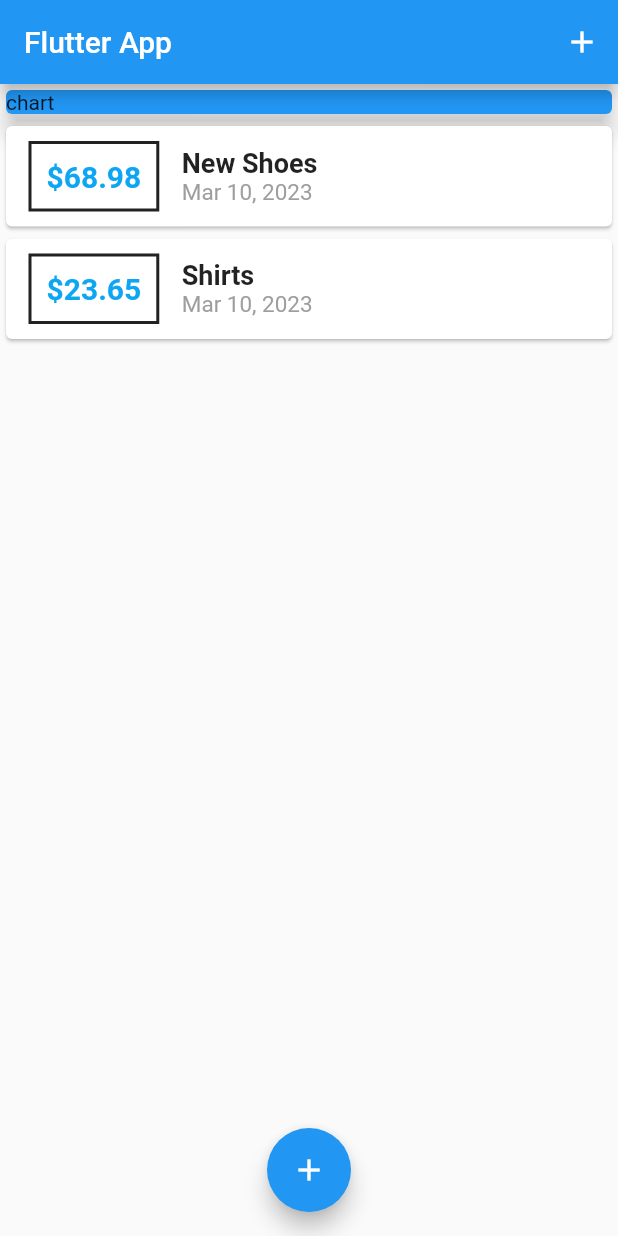
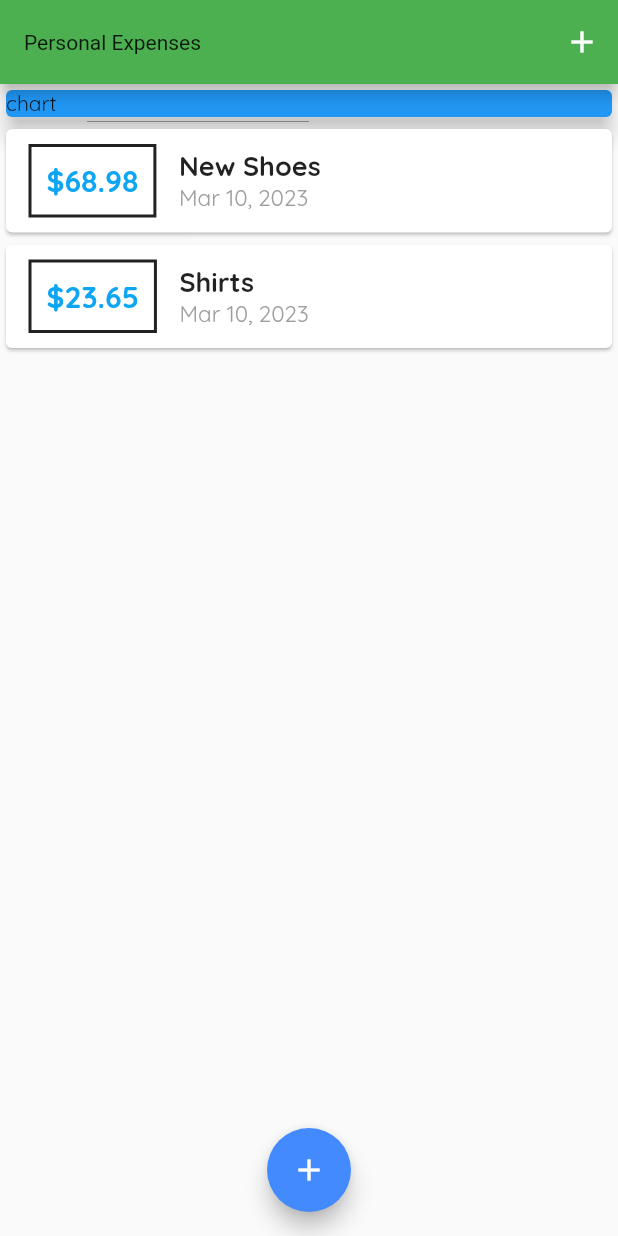
Before and after one commit to thanis04/daily_expenses, a Flutter app: the screen it shows after launch, on a phone screen of 412 x 824 dp. Run offline on Flutter 3.47's test engine with Material 2 defaults, Android fonts, the light colour scheme and no system bars; our stand-ins replace device_preview.

Commit message:
themedata modified

```diff
--- a/lib/main.dart
+++ b/lib/main.dart
@@ -15,7 +15,21 @@ class MyApp extends StatelessWidget {
   @override
   Widget build(BuildContext context) {
     return MaterialApp(
-      // title: 'Flutter App',
+      title: 'Personal Expenses',
+      theme: ThemeData(
+        primarySwatch: Colors.green,
+        accentColor: Colors.blueAccent,
+        fontFamily: 'Quicksand',
+        appBarTheme: AppBarTheme(
+          textTheme: ThemeData.light().textTheme.copyWith(
+                titleSmall: const TextStyle(
+                  fontFamily: 'OpenSans',
+                  fontSize: 20,
+                  fontWeight: FontWeight.bold,
+                ),
+              ),
+        ),
+      ),
       home: MyHomePage(),
     );
   }
@@ -70,7 +84,7 @@ class _MyHomePageState extends State<MyHomePage> {
   Widget build(BuildContext context) {
     return Scaffold(
       appBar: AppBar(
-        title: const Text('Flutter App'),
+        title: const Text('Personal Expenses'),
         actions: <Widget>[
           IconButton(
             onPressed: () => _startAddNewTransaction(context),
```
